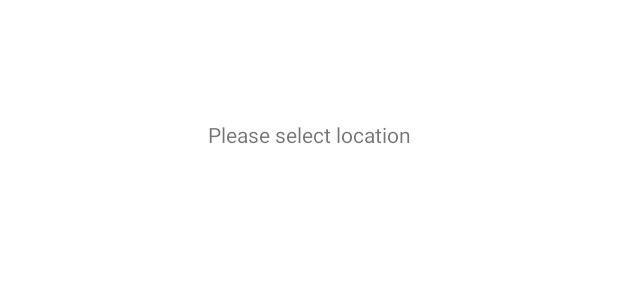
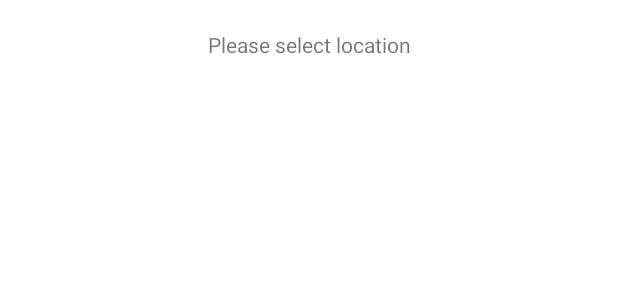
Before and after one commit to shreyasshetty1468/WeatherAndroidApp, an Android app: the layout weather_detail_activity.xml on its own in the app's theme, with its tools: preview values and no code run, on a phone screen of 412 x 824 dp. Shown: the top 300 px of the screen. Run offline under Robolectric (Android 15) with nearby library versions, the phone set to English and light mode, and no system bars.

```diff
--- a/app/build.gradle
+++ b/app/build.gradle
@@ -42,4 +42,6 @@ dependencies {
     androidTestImplementation 'androidx.test.espresso:espresso-core:3.4.0'
     implementation 'androidx.recyclerview:recyclerview:1.2.1'
     implementation 'androidx.cardview:cardview:1.0.0'
+    implementation 'com.android.volley:volley:1.2.1'
+    implementation 'com.squareup.picasso:picasso:2.71828'
 }
--- a/app/src/main/res/layout/weather_detail_activity.xml
+++ b/app/src/main/res/layout/weather_detail_activity.xml
@@ -10,7 +10,7 @@
         android:id="@+id/textView2"
         android:layout_width="wrap_content"
         android:layout_height="wrap_content"
-        android:layout_marginTop="80dp"
+        android:layout_marginTop="20dp"
         android:text="@string/please_select_location"
         app:layout_constraintEnd_toEndOf="parent"
         app:layout_constraintStart_toStartOf="parent"
@@ -29,5 +29,12 @@
             android:id="@+id/recyclerview"
             android:layout_width="match_parent"
             android:layout_height="match_parent" />
+
+        <ProgressBar
+            android:id="@+id/idPBLoading"
+            android:layout_width="wrap_content"
+            android:layout_height="wrap_content"
+            android:layout_centerInParent="true" />
     </LinearLayout>
+
 </androidx.constraintlayout.widget.ConstraintLayout>
```
Also changed, not shown: app/src/main/AndroidManifest.xml (+12 -0 lines), app/src/main/java/com/zinka/blackbuck/weatherapp/CityDetailsActivity.kt (added, +18 -0 lines), app/src/main/java/com/zinka/blackbuck/weatherapp/CustomAdapter.kt (+8 -3 lines).
